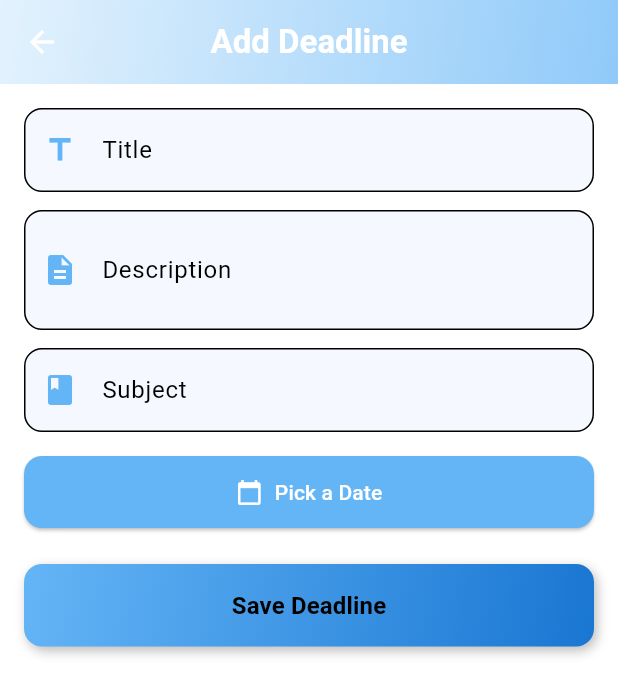
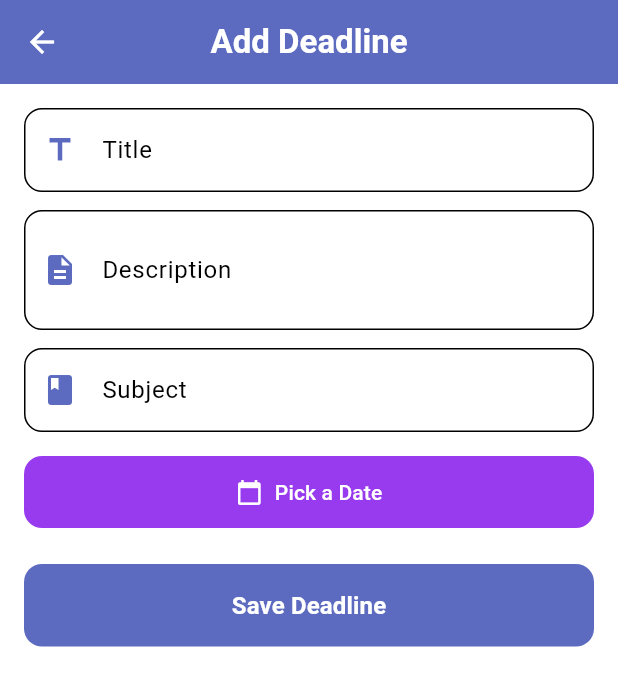
Before and after one commit to VegadManas/Studdy_buddy, a Flutter app: the DeadlineListScreen screen opened directly, after a tap on "Add New Deadline", on a phone screen of 412 x 824 dp. Shown: the top 695 px of the screen. Run offline on Flutter 3.47's test engine with Material 3 defaults, Android fonts, the phone set to English and light mode, and no system bars; our stand-ins replace file_picker, smooth_page_indicator; missing offline and left inert: syncfusion_flutter_pdfviewer.

Commit message:
add theme and timetable

```diff
--- a/lib/Time_table_viewer/screen/timetable_list_screen.dart
+++ b/lib/Time_table_viewer/screen/timetable_list_screen.dart
@@ -27,8 +27,7 @@ class _TimetableListScreenState extends State<TimetableListScreen> {
       final newDoc = TimetableDocument(
         id: DateTime.now().toString(),
         title: description?.isNotEmpty == true ? description! : file.name,
-        subtitle:
-            "File: ${file.name} • Size: ${(file.size / 1024).toStringAsFixed(1)} KB",
+        subtitle: "Size: ${(file.size / 1024).toStringAsFixed(1)} KB",
         filePath: file.path!,
       );
 
--- a/lib/deadline_tracker/add_deadline.dart
+++ b/lib/deadline_tracker/add_deadline.dart
@@ -24,6 +24,8 @@ class _AddDeadlineScreenState extends State<AddDeadlineScreen> {
         description: _descriptionController.text,
         subject: _subjectController.text,
         dueDate: _selectedDate!,
+        // NOTE: Ensure your Deadline model supports this property if needed by the list screen
+        // isCompleted: false,
       );
 
       Provider.of<DeadlineProvider>(
@@ -37,28 +39,25 @@ class _AddDeadlineScreenState extends State<AddDeadlineScreen> {
 
   @override
   Widget build(BuildContext context) {
+    final colorScheme = Theme.of(context).colorScheme;
+
     return Scaffold(
-      // Gradient AppBar
+      // AppBar (Theme-consistent, flat design)
       appBar: AppBar(
-        title: const Text(
+        title: Text(
           "Add Deadline",
-          style: TextStyle(fontWeight: FontWeight.bold),
+          style: TextStyle(
+            fontWeight: FontWeight.bold,
+            color: colorScheme.onPrimary, // Uses theme's onPrimary
+          ),
         ),
         centerTitle: true,
-        flexibleSpace: Container(
-          decoration: const BoxDecoration(
-            gradient: LinearGradient(
-              colors: [Color(0xFFE3F2FD), Color(0xFF90CAF9)],
-              begin: Alignment.topLeft,
-              end: Alignment.bottomRight,
-            ),
-          ),
-        ),
-        elevation: 0,
+        backgroundColor: colorScheme.primary, // Uses theme's primary
+        elevation: 0, // Flat design
       ),
 
       body: Container(
-        color: Colors.white,
+        color: colorScheme.background, // Uses theme's background
         padding: const EdgeInsets.all(16.0),
         child: Form(
           key: _formKey,
@@ -69,11 +68,32 @@ class _AddDeadlineScreenState extends State<AddDeadlineScreen> {
                 controller: _titleController,
                 decoration: InputDecoration(
                   labelText: "Title",
-                  prefixIcon: const Icon(Icons.title, color: Color(0xFF64B5F6)),
+                  labelStyle: TextStyle(color: colorScheme.onSurfaceVariant),
+                  prefixIcon: Icon(
+                    Icons.title,
+                    color: colorScheme.primary,
+                  ), // Icon uses theme primary
                   filled: true,
-                  fillColor: const Color(0xFFF5F9FF),
+                  fillColor: colorScheme
+                      .surfaceVariant, // Fill uses a light surface variant
+                  // Custom border styling for flat look
                   border: OutlineInputBorder(
                     borderRadius: BorderRadius.circular(12),
+                    borderSide: BorderSide.none,
+                  ),
+                  focusedBorder: OutlineInputBorder(
+                    borderRadius: BorderRadius.circular(12),
+                    borderSide: BorderSide(
+                      color: colorScheme.primary,
+                      width: 2,
+                    ),
+                  ),
+                  enabledBorder: OutlineInputBorder(
+                    borderRadius: BorderRadius.circular(12),
+                    borderSide: BorderSide(
+                      color: colorScheme.outlineVariant,
+                      width: 1,
+                    ),
                   ),
                 ),
                 validator: (value) =>
@@ -86,14 +106,30 @@ class _AddDeadlineScreenState extends State<AddDeadlineScreen> {
                 controller: _descriptionController,
                 decoration: InputDecoration(
                   labelText: "Description",
-                  prefixIcon: const Icon(
+                  labelStyle: TextStyle(color: colorScheme.onSurfaceVariant),
+                  prefixIcon: Icon(
                     Icons.description,
-                    color: Color(0xFF64B5F6),
+                    color: colorScheme.primary,
                   ),
                   filled: true,
-                  fillColor: const Color(0xFFF5F9FF),
+                  fillColor: colorScheme.surfaceVariant,
                   border: OutlineInputBorder(
                     borderRadius: BorderRadius.circular(12),
+                    borderSide: BorderSide.none,
+                  ),
+                  focusedBorder: OutlineInputBorder(
+                    borderRadius: BorderRadius.circular(12),
+                    borderSide: BorderSide(
+                      color: colorScheme.primary,
+                      width: 2,
+                    ),
+                  ),
+                  enabledBorder: OutlineInputBorder(
+                    borderRadius: BorderRadius.circular(12),
+                    borderSide: BorderSide(
+                      color: colorScheme.outlineVariant,
+                      width: 1,
+                    ),
                   ),
                 ),
                 maxLines: 2,
@@ -105,11 +141,27 @@ class _AddDeadlineScreenState extends State<AddDeadlineScreen> {
                 controller: _subjectController,
                 decoration: InputDecoration(
                   labelText: "Subject",
-                  prefixIcon: const Icon(Icons.book, color: Color(0xFF64B5F6)),
+                  labelStyle: TextStyle(color: colorScheme.onSurfaceVariant),
+                  prefixIcon: Icon(Icons.book, color: colorScheme.primary),
                   filled: true,
-                  fillColor: const Color(0xFFF5F9FF),
+                  fillColor: colorScheme.surfaceVariant,
                   border: OutlineInputBorder(
                     borderRadius: BorderRadius.circular(12),
+                    borderSide: BorderSide.none,
+                  ),
+                  focusedBorder: OutlineInputBorder(
+                    borderRadius: BorderRadius.circular(12),
+                    borderSide: BorderSide(
+                      color: colorScheme.primary,
+                      width: 2,
+                    ),
+                  ),
+                  enabledBorder: OutlineInputBorder(
+                    borderRadius: BorderRadius.circular(12),
+                    borderSide: BorderSide(
+                      color: colorScheme.outlineVariant,
+                      width: 1,
+                    ),
                   ),
                 ),
               ),
@@ -117,7 +169,10 @@ class _AddDeadlineScreenState extends State<AddDeadlineScreen> {
 
               // Pick Date button
               ElevatedButton.icon(
-                icon: const Icon(Icons.calendar_today),
+                icon: Icon(
+                  Icons.calendar_today,
+                  color: colorScheme.onSecondary,
+                ),
                 onPressed: () async {
                   DateTime? picked = await showDatePicker(
                     context: context,
@@ -137,8 +192,11 @@ class _AddDeadlineScreenState extends State<AddDeadlineScreen> {
                       : "Due: ${_selectedDate!.toLocal().toString().split(' ')[0]}",
                 ),
                 style: ElevatedButton.styleFrom(
-                  backgroundColor: const Color(0xFF64B5F6),
-                  foregroundColor: Colors.white,
+                  backgroundColor:
+                      colorScheme.secondary, // Uses theme secondary
+                  foregroundColor:
+                      colorScheme.onSecondary, // Uses theme onSecondary
+                  elevation: 0,
                   shape: RoundedRectangleBorder(
                     borderRadius: BorderRadius.circular(12),
                   ),
@@ -147,40 +205,25 @@ class _AddDeadlineScreenState extends State<AddDeadlineScreen> {
               ),
               const SizedBox(height: 24),
 
-              // Save button with gradient
-              Container(
-                decoration: BoxDecoration(
-                  gradient: const LinearGradient(
-                    colors: [Color(0xFF64B5F6), Color(0xFF1976D2)],
-                    begin: Alignment.topLeft,
-                    end: Alignment.bottomRight,
-                  ),
-                  borderRadius: BorderRadius.circular(12),
-                  boxShadow: const [
-                    BoxShadow(
-                      color: Colors.black26,
-                      blurRadius: 6,
-                      offset: Offset(2, 3),
-                    ),
-                  ],
-                ),
-                child: ElevatedButton(
+              // Save button (Removed gradient container and used primary color)
+              ElevatedButton(
                 onPressed: _submitForm,
                 style: ElevatedButton.styleFrom(
-                    backgroundColor: Colors.transparent,
-                    shadowColor: Colors.transparent,
+                  backgroundColor: colorScheme.primary, // Uses theme primary
+                  foregroundColor:
+                      colorScheme.onPrimary, // Uses theme onPrimary
+                  elevation: 0,
                   shape: RoundedRectangleBorder(
                     borderRadius: BorderRadius.circular(12),
                   ),
                   padding: const EdgeInsets.symmetric(vertical: 16),
                 ),
-                  child: const Text(
+                child: Text(
                   "Save Deadline",
                   style: TextStyle(
-                      color: Colors.black,
+                    color: colorScheme.onPrimary,
                     fontSize: 16,
                     fontWeight: FontWeight.bold,
-                    ),
                   ),
                 ),
               ),
--- a/lib/deadline_tracker/deadline_list.dart
+++ b/lib/deadline_tracker/deadline_list.dart
@@ -2,6 +2,7 @@ import 'package:flutter/material.dart';
 import 'package:provider/provider.dart';
 import 'deadline_provider.dart';
 import 'add_deadline.dart';
+// Note: Assumes the application's root widget is wrapped with a Theme.
 
 class DeadlineListScreen extends StatelessWidget {
   const DeadlineListScreen({super.key});
@@ -9,34 +10,28 @@ class DeadlineListScreen extends StatelessWidget {
   @override
   Widget build(BuildContext context) {
     final deadlineProvider = Provider.of<DeadlineProvider>(context);
+    final theme = Theme.of(context);
+    final colorScheme = theme.colorScheme;
 
     return SafeArea(
       child: Scaffold(
-        // AppBar (Black & White theme)
+        // The Scaffold background color is handled by theme.scaffoldBackgroundColor
+
+        // AppBar uses the settings from lightTheme()
         appBar: AppBar(
           title: const Text("Deadline Tracker"),
           centerTitle: true,
-          flexibleSpace: Container(
-            decoration: const BoxDecoration(
-              gradient: LinearGradient(
-                begin: Alignment.topLeft,
-                end: Alignment.bottomRight,
-                colors: [Color(0xFFE3F2FD), Color(0xFF90CAF9)],
-              ),
-            ),
-          ),
+          // Removed flexibleSpace/gradient and explicit style, relying on AppBarTheme
+          // defined in theme.dart for colors (AppColors.lightPrimary and white foreground).
         ),
 
-        // Background Black & White
-        body: Container(
-          color: Colors.white,
-          child: deadlineProvider.deadlines.isEmpty
-              ? const Center(
+        body: deadlineProvider.deadlines.isEmpty
+            ? Center(
                 child: Text(
                   "No deadlines yet. Add one!",
-                    style: TextStyle(
+                  // Uses the secondary text style defined in the theme
+                  style: theme.textTheme.bodyMedium?.copyWith(
                     fontSize: 16,
-                      color: Colors.black54,
                     fontWeight: FontWeight.w500,
                   ),
                 ),
@@ -50,25 +45,32 @@ class DeadlineListScreen extends StatelessWidget {
                   return Container(
                     margin: const EdgeInsets.symmetric(vertical: 10),
                     decoration: BoxDecoration(
-                        color: Colors.white,
+                      color: colorScheme
+                          .surface, // Uses AppColors.lightSurface (White)
                       borderRadius: BorderRadius.circular(16),
-                        border: Border.all(color: Colors.black12, width: 0.8),
+                      // Using a light border color for a clean look
+                      border: Border.all(
+                        color: Colors.grey.shade200,
+                        width: 0.8,
+                      ),
                     ),
                     child: Padding(
                       padding: const EdgeInsets.all(16),
                       child: Row(
                         crossAxisAlignment: CrossAxisAlignment.start,
                         children: [
-                            // Leading Icon with background
+                          // Leading Icon with primary color background
                           Container(
                             padding: const EdgeInsets.all(14),
                             decoration: BoxDecoration(
-                                color: Colors.black,
+                              color: colorScheme
+                                  .primary, // Uses AppColors.lightPrimary (Indigo)
                               borderRadius: BorderRadius.circular(12),
                             ),
-                              child: const Icon(
+                            child: Icon(
                               Icons.assignment_outlined,
-                                color: Colors.white,
+                              color: colorScheme
+                                  .onPrimary, // Uses Theme onPrimary (White)
                               size: 28,
                             ),
                           ),
@@ -82,27 +84,29 @@ class DeadlineListScreen extends StatelessWidget {
                               children: [
                                 Text(
                                   deadline.title,
-                                    style: const TextStyle(
-                                      fontWeight: FontWeight.bold,
+                                  style: theme.textTheme.titleLarge?.copyWith(
                                     fontSize: 18,
-                                      color: Colors.black,
+                                    // Color handled by theme.textTheme.titleLarge (AppColors.lightTextPrimary)
                                   ),
                                 ),
                                 const SizedBox(height: 6),
                                 Text(
                                   deadline.subject,
-                                    style: const TextStyle(
+                                  // Color handled by theme.textTheme.bodyMedium (AppColors.lightTextSecondary)
+                                  style: theme.textTheme.bodyMedium?.copyWith(
                                     fontSize: 14,
-                                      color: Colors.grey,
+                                    // Keep it explicitly grey to stand out less than title
+                                    color: Colors.grey.shade600,
                                   ),
                                 ),
                                 const SizedBox(height: 4),
                                 Text(
                                   "Due: ${deadline.dueDate.toLocal().toString().split(' ')[0]}",
-                                    style: const TextStyle(
+                                  style: TextStyle(
                                     fontSize: 13,
-                                      fontWeight: FontWeight.w500,
-                                      color: Colors.redAccent,
+                                    fontWeight: FontWeight.w600,
+                                    color: colorScheme
+                                        .error, // Uses AppColors.lightError (Red) for urgency
                                   ),
                                 ),
                               ],
@@ -111,9 +115,10 @@ class DeadlineListScreen extends StatelessWidget {
 
                           // Delete Button
                           IconButton(
-                              icon: const Icon(
+                            icon: Icon(
                               Icons.delete_forever_rounded,
-                                color: Colors.red,
+                              color: colorScheme
+                                  .error, // Uses AppColors.lightError (Red)
                               size: 28,
                             ),
                             onPressed: () {
@@ -126,16 +131,17 @@ class DeadlineListScreen extends StatelessWidget {
                   );
                 },
               ),
-        ),
+
+        // Bottom Navigation Bar
         bottomNavigationBar: Container(
           padding: const EdgeInsets.all(12),
-          decoration: const BoxDecoration(
-            color: Color.fromARGB(255, 5, 176, 255),
+          decoration: BoxDecoration(
+            color: colorScheme.primary, // Uses AppColors.lightPrimary (Indigo)
             boxShadow: [
               BoxShadow(
                 color: Colors.black26,
                 blurRadius: 6,
-                offset: Offset(0, -2),
+                offset: const Offset(0, -2),
               ),
             ],
           ),
@@ -147,21 +153,27 @@ class DeadlineListScreen extends StatelessWidget {
               );
             },
             style: ElevatedButton.styleFrom(
-              backgroundColor: Colors.white,
-              foregroundColor: Colors.black,
+              backgroundColor:
+                  colorScheme.surface, // Uses AppColors.lightSurface (White)
+              foregroundColor:
+                  colorScheme.onSurface, // Text/icon color against the surface
               shape: RoundedRectangleBorder(
                 borderRadius: BorderRadius.circular(12),
-                side: const BorderSide(color: Colors.black, width: 1.2),
+                // Border uses a shade of the primary color
+                side: BorderSide(
+                  color: colorScheme.primary.withOpacity(0.5),
+                  width: 1.2,
+                ),
               ),
               padding: const EdgeInsets.symmetric(vertical: 16),
             ),
-            icon: const Icon(Icons.add, color: Colors.black),
-            label: const Text(
+            icon: Icon(Icons.add, color: colorScheme.onSurface),
+            label: Text(
               "Add New Deadline",
               style: TextStyle(
                 fontSize: 16,
                 fontWeight: FontWeight.bold,
-                color: Colors.black,
+                color: colorScheme.onSurface,
               ),
             ),
           ),
--- a/lib/theme.dart
+++ b/lib/theme.dart
@@ -4,7 +4,12 @@ import 'package:flutter/material.dart';
 class AppColors {
   // 🌞 Light theme colors
   static const Color lightPrimary = Color(0xFF5C6BC0); // Indigo
-  static const Color lightAccent = Color(0xFF00BCD4); // Cyan/Turquoise accent
+  static const Color lightAccent = Color.fromARGB(
+    255,
+    152,
+    59,
+    238,
+  ); // Cyan/Turquoise accent
   static const Color lightBackground = Color(0xFFFAFAFA); // Lighter background
   static const Color lightSurface = Colors.white;
   static const Color lightTextPrimary = Colors.black87;
@@ -27,7 +32,6 @@ ThemeData lightTheme() {
     brightness: Brightness.light,
     primaryColor: AppColors.lightPrimary,
     scaffoldBackgroundColor: AppColors.lightBackground,
-
     appBarTheme: const AppBarTheme(
       backgroundColor: AppColors.lightPrimary,
       foregroundColor: Colors.white,
```
Lines whose indentation alone changed are shown as unchanged.
